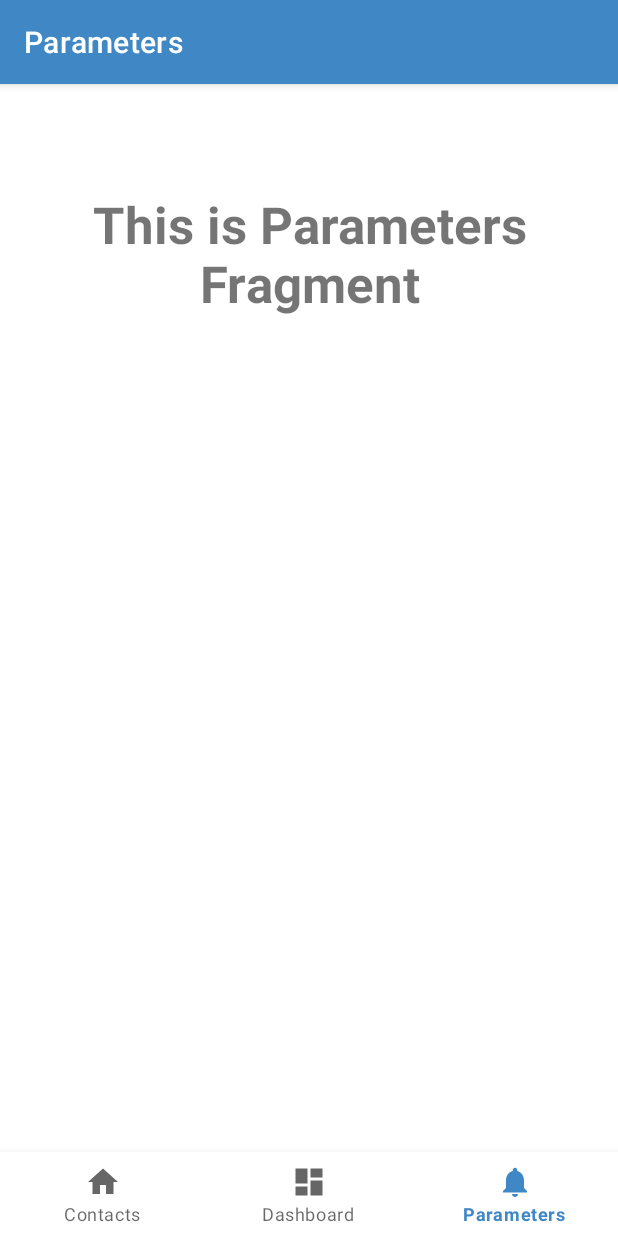
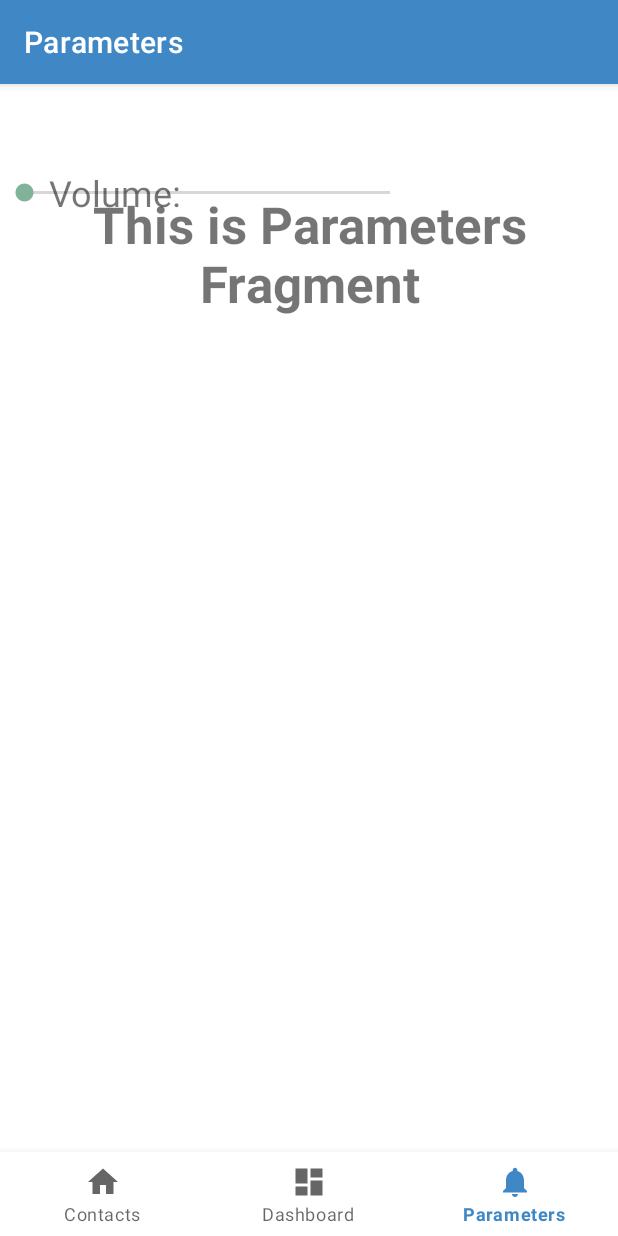
Before and after one commit to Eratosteme/ChiOuaOua, an Android app: the ParametersFragment screen opened through its navigation route, on a phone screen of 412 x 824 dp. Run offline under Robolectric (Android 15) with nearby library versions, the phone set to English and light mode, and no system bars; our stand-ins replace navigation-ui; 1 statement that could not run was skipped.

Commit message:
Volume BAr inte

```diff
--- a/app/src/main/java/com/example/chiouaoua/MainActivity.kt
+++ b/app/src/main/java/com/example/chiouaoua/MainActivity.kt
@@ -1,6 +1,8 @@
 package com.example.chiouaoua
 
 import android.os.Bundle
+import android.widget.SeekBar
+import android.widget.TextView
 import com.google.android.material.bottomnavigation.BottomNavigationView
 import androidx.appcompat.app.AppCompatActivity
 import androidx.navigation.findNavController
@@ -22,8 +24,6 @@ class MainActivity : AppCompatActivity() {
         val navView: BottomNavigationView = binding.navView
 
         val navController = findNavController(R.id.nav_host_fragment_activity_main)
-        // Passing each menu ID as a set of Ids because each
-        // menu should be considered as top level destinations.
         val appBarConfiguration = AppBarConfiguration(
             setOf(
                 R.id.navigation_contact, R.id.navigation_dashboard, R.id.navigation_parameter
@@ -31,5 +31,20 @@ class MainActivity : AppCompatActivity() {
         )
         setupActionBarWithNavController(navController, appBarConfiguration)
         navView.setupWithNavController(navController)
+
+        val volumeBar = findViewById<SeekBar>(R.id.volumebar)
+        val percentageVolume = findViewById<TextView>(R.id.porcentagevolume)
+
+        volumeBar.setOnSeekBarChangeListener(object : SeekBar.OnSeekBarChangeListener {
+            override fun onProgressChanged(seekBar: SeekBar?, progress: Int, fromUser: Boolean) {
+                percentageVolume.text = "Volume: $progress%"
+            }
+
+            override fun onStartTrackingTouch(seekBar: SeekBar?) {
+            }
+
+            override fun onStopTrackingTouch(seekBar: SeekBar?) {
+            }
+        })
     }
 }
--- a/app/src/main/res/layout/fragment_parameters.xml
+++ b/app/src/main/res/layout/fragment_parameters.xml
@@ -13,7 +13,7 @@
         android:layout_marginStart="8dp"
         android:layout_marginTop="8dp"
         android:layout_marginEnd="8dp"
-        android:text="Parametre"
+        android:text="Paramètre"
         android:textAlignment="center"
         android:textSize="34sp"
         android:textStyle="bold"
@@ -23,4 +23,37 @@
         app:layout_constraintStart_toStartOf="parent"
         app:layout_constraintTop_toTopOf="parent"
         app:layout_constraintVertical_bias="0.011" />
+
+    <androidx.constraintlayout.widget.ConstraintLayout
+        android:layout_width="418dp"
+        android:layout_height="145dp"
+        tools:layout_editor_absoluteX="0dp"
+        tools:layout_editor_absoluteY="80dp">
+
+        <TextView
+            android:id="@+id/porcentagevolume"
+            android:layout_width="wrap_content"
+            android:layout_height="wrap_content"
+            tools:layout_editor_absoluteX="18dp"
+            tools:layout_editor_absoluteY="92dp" />
+
+        <TextView
+            android:id="@+id/textView"
+            android:layout_width="159dp"
+            android:layout_height="41dp"
+            android:text="Volume: "
+            android:textAlignment="center"
+            android:textSize="24sp"
+            android:textStyle="normal"
+            tools:layout_editor_absoluteY="21dp" />
+
+        <SeekBar
+            android:id="@+id/volumebar"
+            android:layout_width="276dp"
+            android:layout_height="34dp"
+            tools:layout_editor_absoluteX="100dp"
+            tools:layout_editor_absoluteY="88dp" />
+    </androidx.constraintlayout.widget.ConstraintLayout>
+
+
 </androidx.constraintlayout.widget.ConstraintLayout>
```
